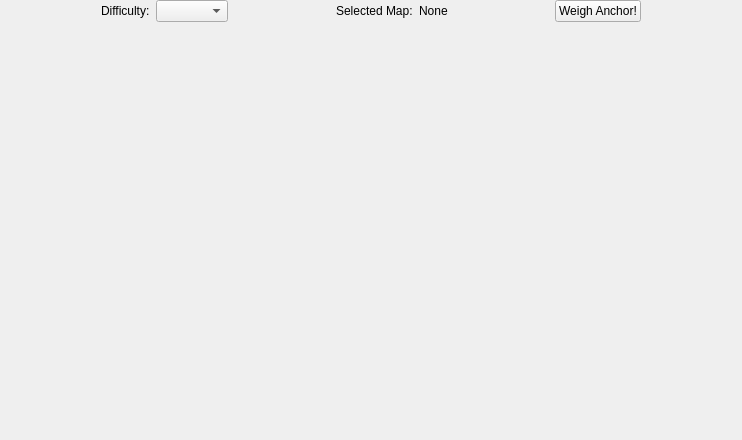
This is FleetMemories/ClientGUI/ui/sortie/sortie.ui in ibicdlcod/GuoMuoRuoProject as Qt 5 draws it before an edit. The edited form follows.
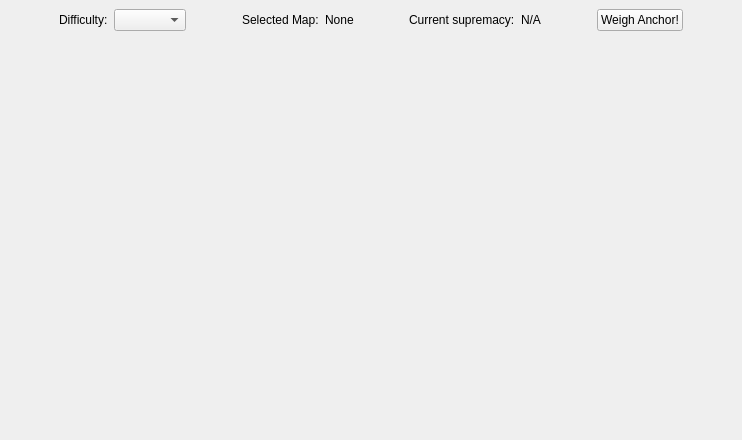
This is the edited form.

What changed in the file:
```diff
--- a/FleetMemories/ClientGUI/ui/sortie/sortie.ui
+++ b/FleetMemories/ClientGUI/ui/sortie/sortie.ui
@@ -41,21 +41,6 @@
       </sizepolicy>
      </property>
      <layout class="QVBoxLayout" name="verticalLayout_2">
-      <property name="spacing">
-       <number>6</number>
-      </property>
-      <property name="leftMargin">
-       <number>0</number>
-      </property>
-      <property name="topMargin">
-       <number>0</number>
-      </property>
-      <property name="rightMargin">
-       <number>0</number>
-      </property>
-      <property name="bottomMargin">
-       <number>0</number>
-      </property>
       <item>
        <layout class="QHBoxLayout" name="mapSelectBar">
         <item>
@@ -128,6 +113,33 @@
           </property>
          </spacer>
         </item>
+        <item>
+         <widget class="QLabel" name="supremacyHint">
+          <property name="text">
+           <string id="current-supremacy">Current supremacy:</string>
+          </property>
+         </widget>
+        </item>
+        <item>
+         <widget class="QLabel" name="supremacyValue">
+          <property name="text">
+           <string id="supremacy-value-na">N/A</string>
+          </property>
+         </widget>
+        </item>
+        <item>
+         <spacer name="horizontalSpacer_5">
+          <property name="orientation">
+           <enum>Qt::Horizontal</enum>
+          </property>
+          <property name="sizeHint" stdset="0">
+           <size>
+            <width>40</width>
+            <height>20</height>
+           </size>
+          </property>
+         </spacer>
+        </item>
         <item>
          <widget class="QPushButton" name="sortieButton">
           <property name="text">
```
